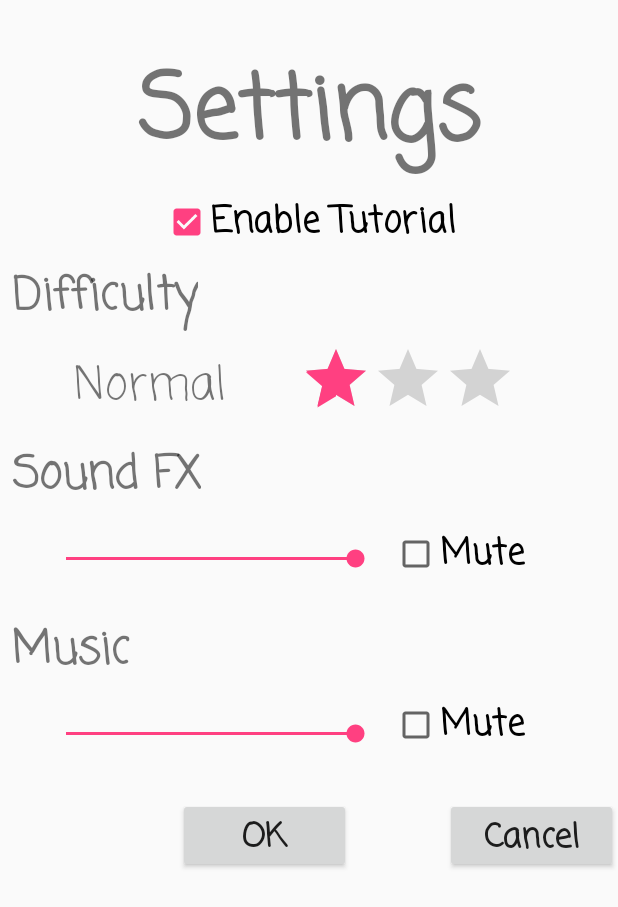
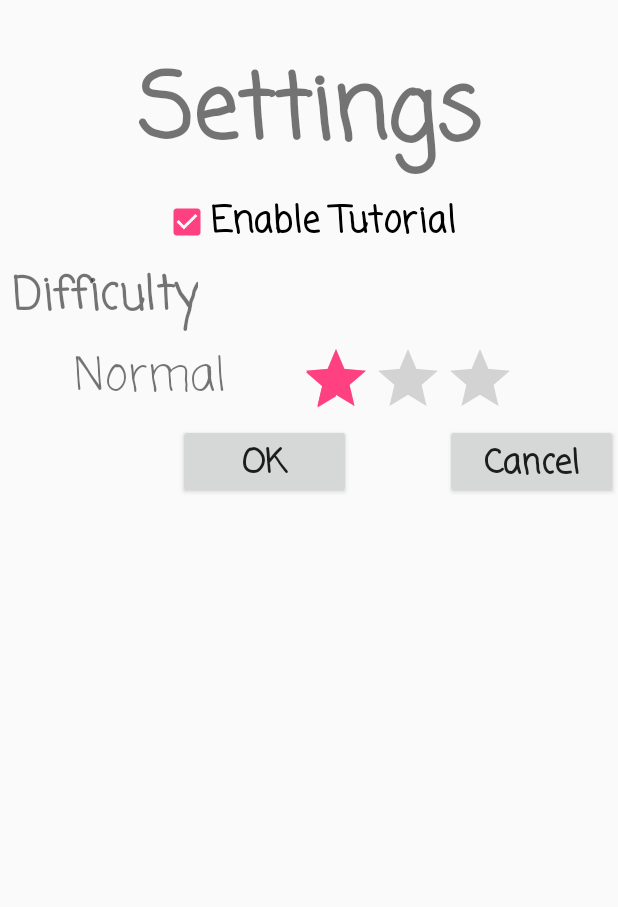
Before and after one commit to josephvu519/Game_Project, an Android app: the SettingsActivity screen opened directly, with no data from a screen before it, on a phone screen of 412 x 824 dp. Shown: the top 907 px of the screen. Run offline under Robolectric (Android 15) with nearby library versions, the phone set to English and light mode, and no system bars.

Commit message:
final touches

```diff
--- a/app/src/main/java/com/example/game_project/GameOverActivity.java
+++ b/app/src/main/java/com/example/game_project/GameOverActivity.java
@@ -26,7 +26,7 @@
         scoreText.setText(Integer.toString(score));
 
         final MediaPlayer pop = MediaPlayer.create(getApplicationContext(), R.raw.pop);
-        pop.setLooping(true); // Set looping
+        pop.setLooping(false); // Set looping
         pop.start();
 
 
--- a/app/src/main/java/com/example/game_project/LeaderboardsActivity.java
+++ b/app/src/main/java/com/example/game_project/LeaderboardsActivity.java
@@ -42,9 +42,7 @@
             @Override
             public void onDBReady(SQLiteDatabase db) {
                 theDB = db;
-                //ContentValues values = new ContentValues();
 
-                //long newRowID = theDB.insert("leaderboard", null, values);
                 TextView[] scoreText = new TextView[5];
                 scoreText[0] = findViewById(R.id.score1Text);
                 scoreText[1] = findViewById(R.id.score2Text);
--- a/app/src/main/java/com/example/game_project/PausedActivity.java
+++ b/app/src/main/java/com/example/game_project/PausedActivity.java
@@ -4,6 +4,7 @@
 import android.content.Context;
 import android.content.Intent;
 import android.content.SharedPreferences;
+import android.media.MediaPlayer;
 import android.support.v7.app.AppCompatActivity;
 import android.os.Bundle;
 import android.view.View;
@@ -23,7 +24,6 @@
         final SharedPreferences.Editor settingsEditor = sharedPreferences.edit();
         settingsEditor.putBoolean("paused", true);
         settingsEditor.apply();
-
 
         Button resumeButton = findViewById(R.id.resumeButton);
         resumeButton.setOnClickListener(new View.OnClickListener() {
--- a/app/src/main/java/com/example/game_project/SettingsActivity.java
+++ b/app/src/main/java/com/example/game_project/SettingsActivity.java
@@ -33,13 +33,13 @@
         final SharedPreferences.Editor settingsEditor = sharedPreferences.edit();
 
         //Music/BGM
-        final SeekBar musicSeekBar = findViewById(R.id.bgmBar);
+        /*final SeekBar musicSeekBar = findViewById(R.id.bgmBar);
         int bgm = sharedPreferences.getInt("musicVolume", 100);
         musicSeekBar.setProgress(bgm);
 
         final CheckBox musicMute = findViewById(R.id.musicMuteCheckbox);
         boolean bgmMute = sharedPreferences.getBoolean("musicMute", false);
-        musicMute.setChecked(bgmMute);
+        musicMute.setChecked(bgmMute);*/
 
 
         final CheckBox tutorialEnabled = findViewById(R.id.tutorialBox);
@@ -48,9 +48,9 @@
 
 
         //Sound FX
-        final SeekBar sfxSeekBar = findViewById(R.id.sfxBar);
+        /*final SeekBar sfxSeekBar = findViewById(R.id.sfxBar);
         int sfx = sharedPreferences.getInt("sfxVolume", 100);
-        sfxSeekBar.setProgress(sfx);
+        sfxSeekBar.setProgress(sfx);*/
 
         final RatingBar difficultySetting = findViewById(R.id.difficultySetting);
         int difficultyLevel = sharedPreferences.getInt("difficulty", 1);
@@ -68,20 +68,22 @@
         });
 
 
+/*
 
         final CheckBox soundMute = findViewById(R.id.soundMuteCheckbox);
         boolean sfxMute = sharedPreferences.getBoolean("sfxMute", false);
         soundMute.setChecked(sfxMute);
+*/
 
 
         Button okButton = findViewById(R.id.okButton);
         okButton.setOnClickListener(new View.OnClickListener() {
             @Override
             public void onClick(View v) {
-                settingsEditor.putInt("musicVolume", musicSeekBar.getProgress());
+               /* settingsEditor.putInt("musicVolume", musicSeekBar.getProgress());
                 settingsEditor.putBoolean("musicMute", musicMute.isChecked());
                 settingsEditor.putInt("sfxVolume", sfxSeekBar.getProgress());
-                settingsEditor.putBoolean("sfxMute", soundMute.isChecked());
+                settingsEditor.putBoolean("sfxMute", soundMute.isChecked());*/
                 settingsEditor.putBoolean("tutorial", tutorialEnabled.isChecked());
                 settingsEditor.putInt("difficulty", (int)difficultySetting.getRating());
                 settingsEditor.apply();
--- a/app/src/main/res/layout/settings.xml
+++ b/app/src/main/res/layout/settings.xml
@@ -19,7 +19,7 @@
         app:layout_constraintRight_toRightOf="parent"
         app:layout_constraintTop_toTopOf="parent" />
 
-    <SeekBar
+    <!--<SeekBar
         android:id="@+id/sfxBar"
         android:layout_width="225dp"
         android:layout_height="25dp"
@@ -92,13 +92,13 @@
         android:textSize="24dp"
         android:textStyle="bold"
         app:layout_constraintStart_toEndOf="@+id/bgmBar"
-        app:layout_constraintTop_toBottomOf="@+id/musicText" />
+        app:layout_constraintTop_toBottomOf="@+id/musicText" />-->
 
     <Button
         android:id="@+id/cancelButton"
         android:layout_width="115dp"
         android:layout_height="50dp"
-        android:layout_marginTop="30dp"
+        android:layout_marginTop="8dp"
         android:fontFamily="casual"
         android:text="@android:string/cancel"
         android:textAppearance="@style/TextAppearance.AppCompat.Large"
@@ -107,7 +107,8 @@
         app:layout_constraintHorizontal_bias="0.77"
         app:layout_constraintLeft_toLeftOf="parent"
         app:layout_constraintRight_toRightOf="parent"
-        app:layout_constraintTop_toBottomOf="@+id/bgmBar" />
+        app:layout_constraintTop_toBottomOf="@+id/difficultyDisplay" />
+        <!--app:layout_constraintTop_toBottomOf="@+id/bgmBar" -->
 
     <Button
         android:id="@+id/okButton"
@@ -115,7 +116,7 @@
         android:layout_height="50dp"
         android:layout_marginEnd="8dp"
         android:layout_marginStart="8dp"
-        android:layout_marginTop="30dp"
+        android:layout_marginTop="8dp"
         android:fontFamily="casual"
         android:text="@android:string/ok"
         android:textAppearance="@style/TextAppearance.AppCompat.Large"
@@ -123,7 +124,8 @@
         app:layout_constraintEnd_toStartOf="@+id/cancelButton"
         app:layout_constraintHorizontal_bias="0.671"
         app:layout_constraintStart_toStartOf="parent"
-        app:layout_constraintTop_toBottomOf="@+id/bgmBar" />
+        app:layout_constraintTop_toBottomOf="@+id/difficultyDisplay" />
+        <!--app:layout_constraintTop_toBottomOf="@+id/bgmBar" -->
 
     <CheckBox
         android:id="@+id/tutorialBox"
@@ -177,7 +179,6 @@
         android:fontFamily="casual"
         android:text="@string/emptyName"
         android:textSize="30sp"
-        app:layout_constraintBottom_toTopOf="@+id/soundText"
         app:layout_constraintEnd_toStartOf="@+id/difficultySetting"
         app:layout_constraintStart_toStartOf="parent"
         app:layout_constraintTop_toBottomOf="@+id/difficultyText" />
```
Also changed, not shown: app/src/main/java/com/example/game_project/GameplayActivity.java (+1 -13 lines), app/src/main/java/com/example/game_project/MainActivity.java (+21 -7 lines), app/src/main/java/com/example/game_project/Music.java (+7 -6 lines).
